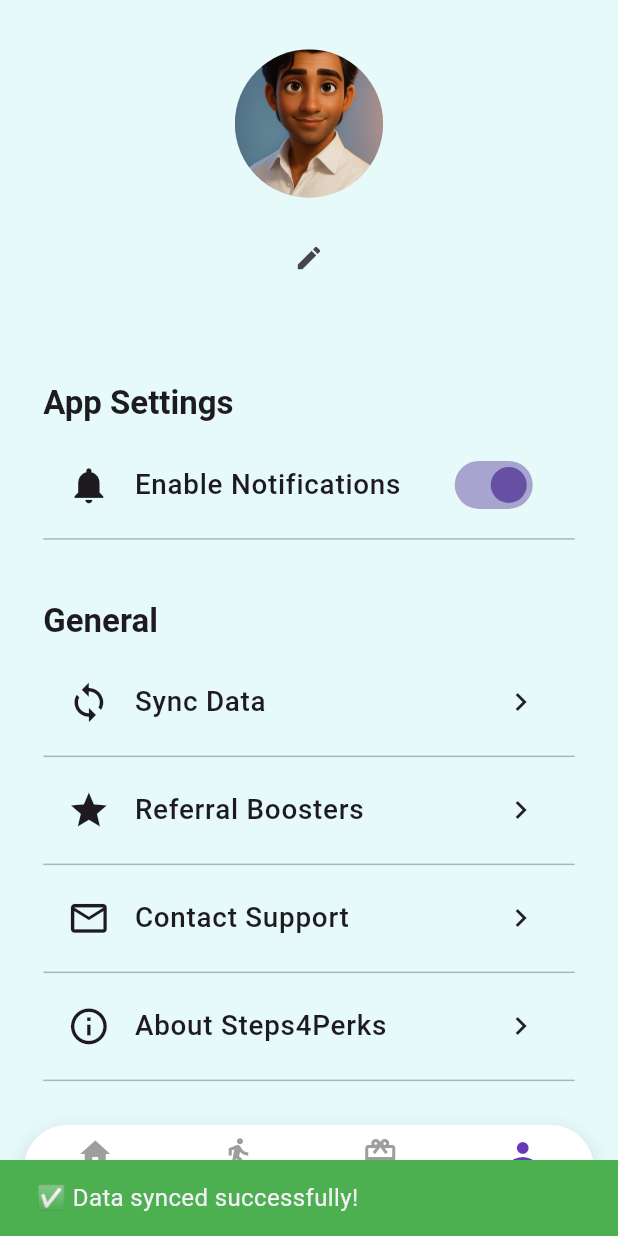
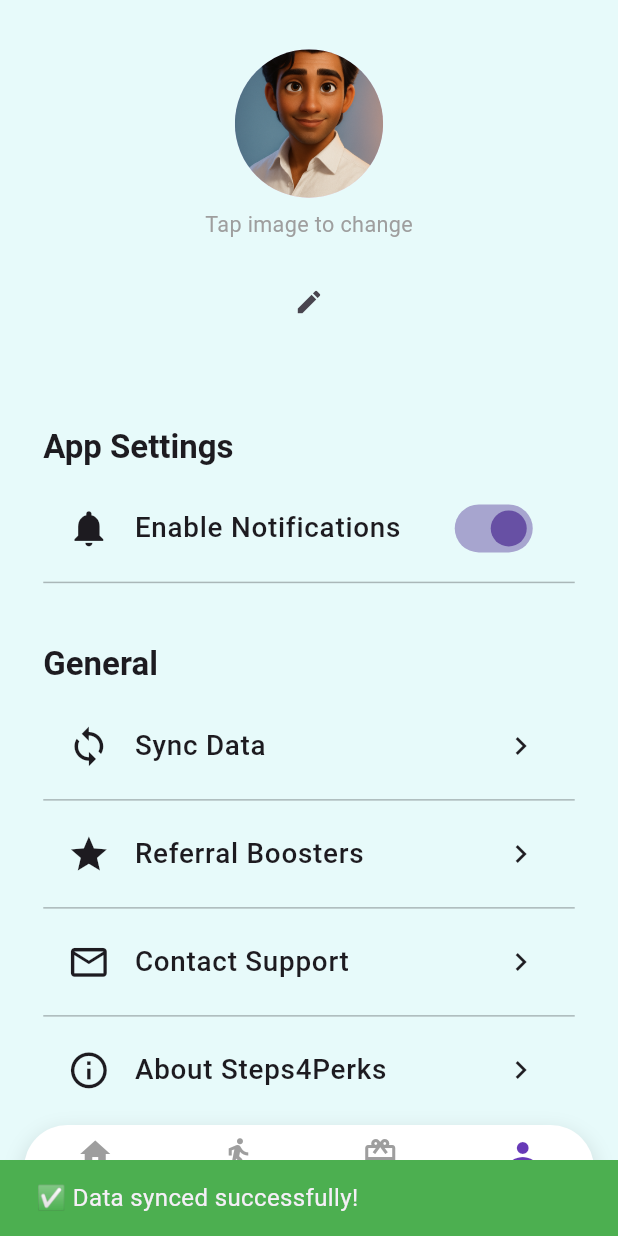
Before and after one commit to AceAsif/Steps4Perks-app, a Flutter app: the Bottomnavigation screen opened directly, item 4 of the bottom bar chosen, after a tap on "Sync Data", on a phone screen of 412 x 824 dp. Run offline on Flutter 3.47's test engine with Material 3 defaults, Android fonts, the phone set to English and light mode, and no system bars; our stand-ins replace cloud_firestore, device_info_plus, firebase_core, firebase_messaging, fl_chart, flutter_local_notifications and 8 more; accounts and stored records are empty.

Commit message:
Added 3 profile pictures to the app to allow users to change their image.

```diff
--- /dev/null
+++ b/lib/features/profile_image_provider.dart
@@ -0,0 +1,23 @@
+import 'package:flutter/material.dart';
+import 'package:myapp/services/profile_image_service.dart';
+
+class ProfileImageProvider extends ChangeNotifier {
+  int _selectedImageIndex = 0;
+
+  int get selectedImageIndex => _selectedImageIndex;
+
+  ProfileImageProvider() {
+    _loadImageIndex();
+  }
+
+  Future<void> _loadImageIndex() async {
+    _selectedImageIndex = await ProfileImageService.getSelectedImageIndex();
+    notifyListeners();
+  }
+
+  Future<void> updateImageIndex(int newIndex) async {
+    _selectedImageIndex = newIndex;
+    await ProfileImageService.saveSelectedImageIndex(newIndex);
+    notifyListeners();
+  }
+}
--- /dev/null
+++ b/lib/services/profile_image_service.dart
@@ -0,0 +1,27 @@
+import 'package:shared_preferences/shared_preferences.dart';
+
+class ProfileImageService {
+  static const _key = 'profileImageIndex';
+  static const _defaultIndex = 0;
+
+  static final List<String> _avatarPaths = [
+    'assets/profile.png',
+    'assets/female.png',
+    'assets/run.png',
+  ];
+
+  static Future<void> saveSelectedImageIndex(int index) async {
+    final prefs = await SharedPreferences.getInstance();
+    await prefs.setInt(_key, index);
+  }
+
+  static Future<int> getSelectedImageIndex() async {
+    final prefs = await SharedPreferences.getInstance();
+    return prefs.getInt(_key) ?? _defaultIndex;
+  }
+
+  static Future<String> getSelectedImage() async {
+    int index = await getSelectedImageIndex();
+    return _avatarPaths[index];
+  }
+}
--- a/lib/view/profilepage.dart
+++ b/lib/view/profilepage.dart
@@ -1,14 +1,16 @@
 import 'dart:io';
 import 'package:flutter/material.dart';
 import 'package:device_info_plus/device_info_plus.dart';
+import 'package:flutter_local_notifications/flutter_local_notifications.dart';
+import 'package:permission_handler/permission_handler.dart';
+import 'package:provider/provider.dart';
 import 'package:myapp/services/notification_service.dart';
+import 'package:myapp/services/database_service.dart';
+import 'package:myapp/widgets/loading_dialog.dart';
 import 'package:myapp/widgets/profile_specific/options_tile.dart';
 import 'package:myapp/widgets/profile_specific/disable_notification_dialog.dart';
 import 'package:myapp/widgets/profile_specific/notification_settings_dialog.dart';
-import 'package:flutter_local_notifications/flutter_local_notifications.dart';
-import 'package:myapp/services/database_service.dart'; // Import DatabaseService
-import 'package:myapp/widgets/loading_dialog.dart'; // Add a dialog for sync status
-import 'package:permission_handler/permission_handler.dart';
+import 'package:myapp/features/profile_image_provider.dart';
 
 class ProfilePageContent extends StatefulWidget {
   const ProfilePageContent({super.key});
@@ -23,14 +25,20 @@ class _ProfilePageContentState extends State<ProfilePageContent> {
   late AndroidDeviceInfo _androidInfo;
   final DatabaseService _databaseService = DatabaseService();
 
-  String _name = "Asif"; // default
-  String _email = "asif@gmail.com"; // fixed, non-editable
+  String _name = "Asif";
+  String _email = "asif@gmail.com";
+
+  final List<String> _profileImages = [
+    'assets/profile.png',
+    'assets/female.png',
+    'assets/run.png',
+  ];
 
   @override
   void initState() {
     super.initState();
     _initializeAndCheckPermissions();
-    _loadProfile(); // ✅ pull from Firestore
+    _loadProfile();
   }
 
   Future<void> _initializeAndCheckPermissions() async {
@@ -59,17 +67,14 @@ class _ProfilePageContentState extends State<ProfilePageContent> {
 
   Future<void> _loadProfile() async {
     final data = await _databaseService.getUserProfile();
-    if (data != null) {
     setState(() {
-        _name = data['name'] ?? _name;
-        _email = data['email'] ?? _email; // read-only in UI
+      _name = data?['name'] ?? _name;
+      _email = data?['email'] ?? _email;
     });
-    }
   }
 
   Future<void> _editName() async {
     final controller = TextEditingController(text: _name);
-
     final newName = await showDialog<String>(
       context: context,
       builder: (ctx) => AlertDialog(
@@ -79,58 +84,26 @@ class _ProfilePageContentState extends State<ProfilePageContent> {
           decoration: const InputDecoration(labelText: "Enter your name"),
         ),
         actions: [
-          TextButton(
-            onPressed: () => Navigator.of(ctx).pop(null),
-            child: const Text("Cancel"),
-          ),
-          TextButton(
-            onPressed: () => Navigator.of(ctx).pop(controller.text.trim()),
-            child: const Text("Save"),
-          ),
+          TextButton(onPressed: () => Navigator.of(ctx).pop(null), child: const Text("Cancel")),
+          TextButton(onPressed: () => Navigator.of(ctx).pop(controller.text.trim()), child: const Text("Save")),
         ],
       ),
     );
 
     if (newName != null && newName.isNotEmpty) {
-      // ⬇️ FIX: call the correct helper
       await _databaseService.updateUserName(newName);
       setState(() => _name = newName);
-
       if (mounted) {
-        ScaffoldMessenger.of(context).showSnackBar(
-          const SnackBar(content: Text("✅ Name updated successfully!")),
-        );
+        ScaffoldMessenger.of(context).showSnackBar(const SnackBar(content: Text("✅ Name updated successfully!")));
       }
     }
   }
 
-  /// Schedules three daily notifications for morning, lunch, and evening.
   Future<void> _scheduleDailyNotifications() async {
     final notificationService = NotificationService();
-    await notificationService.scheduleNotification(
-      id: 1,
-      title: '☀️ Morning Motivation',
-      body: 'Start your day right! Go for a short walk and earn some perks.',
-      hour: 9,
-      minute: 0,
-      scheduleMode: AndroidScheduleMode.inexactAllowWhileIdle,
-    );
-    await notificationService.scheduleNotification(
-      id: 2,
-      title: '🍽️ Lunchtime Steps',
-      body: 'Take a break and get a few steps in before you get back to work!',
-      hour: 13,
-      minute: 0,
-      scheduleMode: AndroidScheduleMode.inexactAllowWhileIdle,
-    );
-    await notificationService.scheduleNotification(
-      id: 3,
-      title: '🌙 Night Walk Reminder',
-      body: 'Time to go for a night walk and relax!',
-      hour: 19,
-      minute: 0,
-      scheduleMode: AndroidScheduleMode.inexactAllowWhileIdle,
-    );
+    await notificationService.scheduleNotification(id: 1, title: '☀️ Morning Motivation', body: 'Start your day right! Go for a short walk and earn some perks.', hour: 9, minute: 0, scheduleMode: AndroidScheduleMode.inexactAllowWhileIdle);
+    await notificationService.scheduleNotification(id: 2, title: '🍽️ Lunchtime Steps', body: 'Take a break and get a few steps in before you get back to work!', hour: 13, minute: 0, scheduleMode: AndroidScheduleMode.inexactAllowWhileIdle);
+    await notificationService.scheduleNotification(id: 3, title: '🌙 Night Walk Reminder', body: 'Time to go for a night walk and relax!', hour: 19, minute: 0, scheduleMode: AndroidScheduleMode.inexactAllowWhileIdle);
   }
 
   Future<void> _toggleNotifications(bool newValue) async {
@@ -138,7 +111,6 @@ class _ProfilePageContentState extends State<ProfilePageContent> {
     if (newValue) {
       final granted = await notificationService.requestNotificationPermissions();
       await _checkNotificationStatus();
-
       if (granted) {
         await _scheduleDailyNotifications();
       } else {
@@ -163,24 +135,61 @@ class _ProfilePageContentState extends State<ProfilePageContent> {
 
     final success = await _databaseService.manualSync();
 
+    if (context.mounted) Navigator.of(context).pop();
+
     if (context.mounted) {
-      Navigator.of(context).pop();
+      ScaffoldMessenger.of(context).showSnackBar(SnackBar(
+        content: Text(success ? '✅ Data synced successfully!' : '❌ Sync failed. Please try again.'),
+        backgroundColor: success ? Colors.green : Colors.red,
+      ));
+    }
   }
 
-    if (context.mounted) {
-      ScaffoldMessenger.of(context).showSnackBar(
-        SnackBar(
-          content: Text(
-            success ? '✅ Data synced successfully!' : '❌ Sync failed. Please try again.',
+  void _showProfileImagePicker() {
+    final provider = Provider.of<ProfileImageProvider>(context, listen: false);
+    showModalBottomSheet(
+      context: context,
+      builder: (ctx) => SizedBox(
+        height: 250,
+        child: Column(
+          children: [
+            const Padding(
+              padding: EdgeInsets.symmetric(vertical: 12),
+              child: Text("Choose Profile Image", style: TextStyle(fontSize: 18, fontWeight: FontWeight.bold)),
             ),
-          backgroundColor: success ? Colors.green : Colors.red,
+            Expanded(
+              child: GridView.builder(
+                itemCount: _profileImages.length,
+                padding: const EdgeInsets.symmetric(horizontal: 20),
+                gridDelegate: const SliverGridDelegateWithFixedCrossAxisCount(
+                  crossAxisCount: 3, crossAxisSpacing: 12, mainAxisSpacing: 12,
+                ),
+                itemBuilder: (context, index) {
+                  return GestureDetector(
+                    onTap: () {
+                      provider.updateImageIndex(index);
+                      Navigator.pop(context);
+                    },
+                    child: CircleAvatar(
+                      backgroundImage: AssetImage(_profileImages[index]),
+                      radius: 30,
+                      child: provider.selectedImageIndex == index
+                          ? const Icon(Icons.check_circle, color: Colors.green)
+                          : null,
                     ),
                   );
-    }
+                },
+              ),
+            ),
+          ],
+        ),
+      ),
+    );
   }
 
   @override
   Widget build(BuildContext context) {
+    final imageProvider = Provider.of<ProfileImageProvider>(context);
     final screenWidth = MediaQuery.of(context).size.width;
     final screenHeight = MediaQuery.of(context).size.height;
     final bodyTextColor = Theme.of(context).textTheme.bodyLarge?.color;
@@ -188,90 +197,53 @@ class _ProfilePageContentState extends State<ProfilePageContent> {
 
     return SafeArea(
       child: SingleChildScrollView(
-        padding: EdgeInsets.symmetric(
-          horizontal: screenWidth * 0.07,
-          vertical: screenHeight * 0.04,
-        ),
+        padding: EdgeInsets.symmetric(horizontal: screenWidth * 0.07, vertical: screenHeight * 0.04),
         child: Column(
           children: [
-            CircleAvatar(
+            GestureDetector(
+              onTap: _showProfileImagePicker,
+              child: CircleAvatar(
                 radius: screenWidth * 0.12,
-              backgroundImage: const AssetImage('assets/profile.png'),
+                backgroundImage: AssetImage(_profileImages[imageProvider.selectedImageIndex]),
               ),
+            ),
+            const SizedBox(height: 8),
+            Text("Tap image to change", style: TextStyle(fontSize: screenWidth * 0.035, color: Colors.grey)),
             SizedBox(height: screenHeight * 0.02),
-
-            // Editable Name
             Row(
               mainAxisAlignment: MainAxisAlignment.center,
               children: [
-                Text(
-                  _name,
-                  style: TextStyle(
-                    fontSize: screenWidth * 0.06,
-                    fontWeight: FontWeight.bold,
-                    color: bodyTextColor,
-                  ),
-                ),
-                IconButton(
-                  icon: const Icon(Icons.edit, size: 20),
-                  onPressed: _editName,
-                ),
+                Text(_name, style: TextStyle(fontSize: screenWidth * 0.06, fontWeight: FontWeight.bold, color: bodyTextColor)),
+                IconButton(icon: const Icon(Icons.edit, size: 20), onPressed: _editName),
               ],
             ),
-
-            // Email (Read-only)
-            Text(
-              _email,
-              style: TextStyle(
-                fontSize: screenWidth * 0.045,
-                color: subtitleColor,
-              ),
-            ),
+            Text(_email, style: TextStyle(fontSize: screenWidth * 0.045, color: subtitleColor)),
             SizedBox(height: screenHeight * 0.04),
-
             _buildSectionTitle('App Settings', bodyTextColor),
             OptionTile(
               icon: Icons.notifications,
               label: 'Enable Notifications',
-              trailing: Switch(
-                value: _notificationsEnabled,
-                onChanged: _toggleNotifications,
-                activeColor: Theme.of(context).colorScheme.primary,
-              ),
+              trailing: Switch(value: _notificationsEnabled, onChanged: _toggleNotifications, activeColor: Theme.of(context).colorScheme.primary),
               onTap: () => _toggleNotifications(!_notificationsEnabled),
             ),
             if (!_notificationsEnabled && _isPermissionPermanentlyDenied)
               _buildBlockedNotificationButton(screenHeight, screenWidth),
-
             SizedBox(height: screenHeight * 0.04),
             _buildSectionTitle('General', bodyTextColor),
-            OptionTile(
-              icon: Icons.sync,
-              label: 'Sync Data',
-              onTap: _handleManualSync,
-            ),
+            OptionTile(icon: Icons.sync, label: 'Sync Data', onTap: _handleManualSync),
             OptionTile(icon: Icons.star, label: 'Referral Boosters', onTap: () {}),
             OptionTile(icon: Icons.mail_outline, label: 'Contact Support', onTap: () {}),
             OptionTile(icon: Icons.info_outline, label: 'About Steps4Perks', onTap: () {}),
             SizedBox(height: screenHeight * 0.025),
-
             ElevatedButton(
               onPressed: () {},
               style: ElevatedButton.styleFrom(
                 backgroundColor: Colors.black,
                 foregroundColor: Colors.white,
-                padding: EdgeInsets.symmetric(
-                  vertical: screenHeight * 0.015,
-                  horizontal: screenWidth * 0.05,
+                padding: EdgeInsets.symmetric(vertical: screenHeight * 0.015, horizontal: screenWidth * 0.05),
+                shape: RoundedRectangleBorder(borderRadius: BorderRadius.circular(10)),
               ),
-                shape: RoundedRectangleBorder(
-                  borderRadius: BorderRadius.circular(10),
-                ),
-              ),
-              child: Text(
-                'Log Out',
-                style: TextStyle(fontSize: screenWidth * 0.045),
-              ),
+              child: Text('Log Out', style: TextStyle(fontSize: screenWidth * 0.045)),
             ),
           ],
         ),
@@ -295,8 +267,7 @@ class _ProfilePageContentState extends State<ProfilePageContent> {
     );
   }
 
-  Widget _buildBlockedNotificationButton(
-      double screenHeight, double screenWidth) {
+  Widget _buildBlockedNotificationButton(double screenHeight, double screenWidth) {
     return Padding(
       padding: EdgeInsets.only(top: screenHeight * 0.02),
       child: ElevatedButton(
@@ -304,18 +275,10 @@ class _ProfilePageContentState extends State<ProfilePageContent> {
         style: ElevatedButton.styleFrom(
           backgroundColor: Theme.of(context).colorScheme.error,
           foregroundColor: Colors.white,
-          padding: EdgeInsets.symmetric(
-            vertical: screenHeight * 0.015,
-            horizontal: screenWidth * 0.04,
+          padding: EdgeInsets.symmetric(vertical: screenHeight * 0.015, horizontal: screenWidth * 0.04),
+          shape: RoundedRectangleBorder(borderRadius: BorderRadius.circular(10)),
         ),
-          shape: RoundedRectangleBorder(
-            borderRadius: BorderRadius.circular(10),
-          ),
-        ),
-        child: Text(
-          "Notifications Blocked? Fix in App Settings",
-          style: TextStyle(fontSize: screenWidth * 0.04),
-        ),
+        child: Text("Notifications Blocked? Fix in App Settings", style: TextStyle(fontSize: screenWidth * 0.04)),
       ),
     );
   }
--- a/lib/widgets/custom_top_bar.dart
+++ b/lib/widgets/custom_top_bar.dart
@@ -1,8 +1,9 @@
 import 'package:flutter/material.dart';
 import 'package:provider/provider.dart';
 import 'package:myapp/features/step_tracker.dart';
+import 'package:myapp/services/database_service.dart';
+import 'package:myapp/services/profile_image_service.dart';
 import 'package:myapp/view/debug_tools_page.dart';
-import 'package:myapp/services/database_service.dart'; // ✅ import
 
 class CustomTopBar extends StatefulWidget {
   const CustomTopBar({super.key});
@@ -12,19 +13,33 @@ class CustomTopBar extends StatefulWidget {
 }
 
 class _CustomTopBarState extends State<CustomTopBar> {
-  int _tapCount = 0; // ✅ Tap counter for hidden access
-  String _name = "Asif"; // ✅ default name
+  int _tapCount = 0;
+  String _name = "Asif"; // Default fallback
+  String _profileImagePath = 'assets/profile.png'; // Default avatar
+
+  final List<String> avatarOptions = [
+    'assets/profile.png',
+    'assets/female.png',
+    'assets/run.png',
+  ];
 
   @override
   void initState() {
     super.initState();
-    _loadName();
+    _loadUserData();
   }
 
-  Future<void> _loadName() async {
+  Future<void> _loadUserData() async {
     final profile = await DatabaseService().getUserProfile();
-    if (mounted && profile != null && profile['name'] != null) {
-      setState(() => _name = profile['name']);
+    final imagePath = await ProfileImageService.getSelectedImage();
+
+    if (mounted) {
+      setState(() {
+        if (profile != null && profile['name'] != null) {
+          _name = profile['name'];
+        }
+        _profileImagePath = imagePath;
+      });
     }
   }
 
@@ -35,7 +50,7 @@ class _CustomTopBarState extends State<CustomTopBar> {
       child: Row(
         mainAxisAlignment: MainAxisAlignment.spaceBetween,
         children: [
-          // Notification Icon with Badge
+          // 🔔 Notification icon with badge
           IconButton(
             icon: _buildNotificationIcon(context),
             onPressed: () {
@@ -46,7 +61,7 @@ class _CustomTopBarState extends State<CustomTopBar> {
             },
           ),
 
-          // Centered Title with dynamic name
+          // 👋 Hello Name
           Expanded(
             child: Center(
               child: Text(
@@ -60,23 +75,25 @@ class _CustomTopBarState extends State<CustomTopBar> {
             ),
           ),
 
-          // Profile Icon with Hidden Debug Access
+          // 🧑 Profile image with tap-to-change and debug access
           GestureDetector(
             onTap: () {
               _tapCount++;
               if (_tapCount >= 5) {
-                _tapCount = 0; // reset after navigation
+                _tapCount = 0;
                 Navigator.of(context).push(
                   MaterialPageRoute(builder: (_) => const DebugToolsPage()),
                 );
                 ScaffoldMessenger.of(context).showSnackBar(
                   const SnackBar(content: Text('🐞 Debug Tools Unlocked')),
                 );
+              } else {
+                _showProfileImagePicker(context);
               }
             },
-            child: const CircleAvatar(
+            child: CircleAvatar(
               radius: 18,
-              backgroundImage: AssetImage('assets/profile.png'),
+              backgroundImage: AssetImage(_profileImagePath),
             ),
           ),
         ],
@@ -84,7 +101,7 @@ class _CustomTopBarState extends State<CustomTopBar> {
     );
   }
 
-  /// Notification icon with red badge if it's a new day.
+  /// 📌 Notification icon with red badge
   static Widget _buildNotificationIcon(BuildContext context) {
     final stepTracker = Provider.of<StepTracker>(context);
     return Stack(
@@ -106,4 +123,53 @@ class _CustomTopBarState extends State<CustomTopBar> {
       ],
     );
   }
+
+  /// 🖼️ Modal to pick new profile image
+  void _showProfileImagePicker(BuildContext context) {
+    showModalBottomSheet(
+      context: context,
+      shape: const RoundedRectangleBorder(
+        borderRadius: BorderRadius.vertical(top: Radius.circular(16)),
+      ),
+      builder: (_) {
+        return Padding(
+          padding: const EdgeInsets.all(16),
+          child: Column(
+            mainAxisSize: MainAxisSize.min,
+            children: [
+              const Text(
+                'Select Your Avatar',
+                style: TextStyle(fontSize: 18, fontWeight: FontWeight.bold),
+              ),
+              const SizedBox(height: 12),
+              Wrap(
+                spacing: 16,
+                children: avatarOptions.asMap().entries.map((entry) {
+                  final index = entry.key;
+                  final path = entry.value;
+
+                  return GestureDetector(
+                    onTap: () async {
+                      await ProfileImageService.saveSelectedImageIndex(index);
+                      if (!mounted) return;
+                      setState(() => _profileImagePath = path);
+                      Navigator.of(context).pop();
+                      ScaffoldMessenger.of(context).showSnackBar(
+                        const SnackBar(content: Text('✅ Profile image updated!')),
+                      );
+                    },
+                    child: CircleAvatar(
+                      backgroundImage: AssetImage(path),
+                      radius: 28,
+                    ),
+                  );
+                }).toList(),
+              ),
+              const SizedBox(height: 12),
+            ],
+          ),
+        );
+      },
+    );
+  }
 }
```
Also changed, not shown: lib/main.dart (+10 -10 lines), assets/run.png (added), 1 other file. Lines whose indentation alone changed are shown as unchanged.
